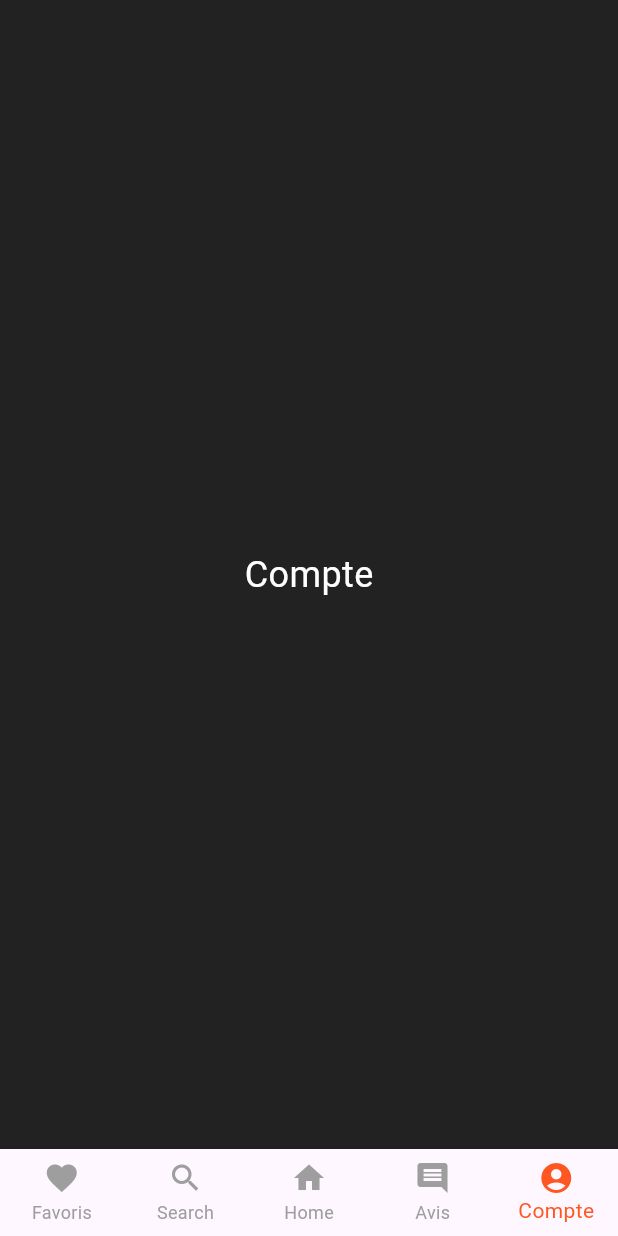
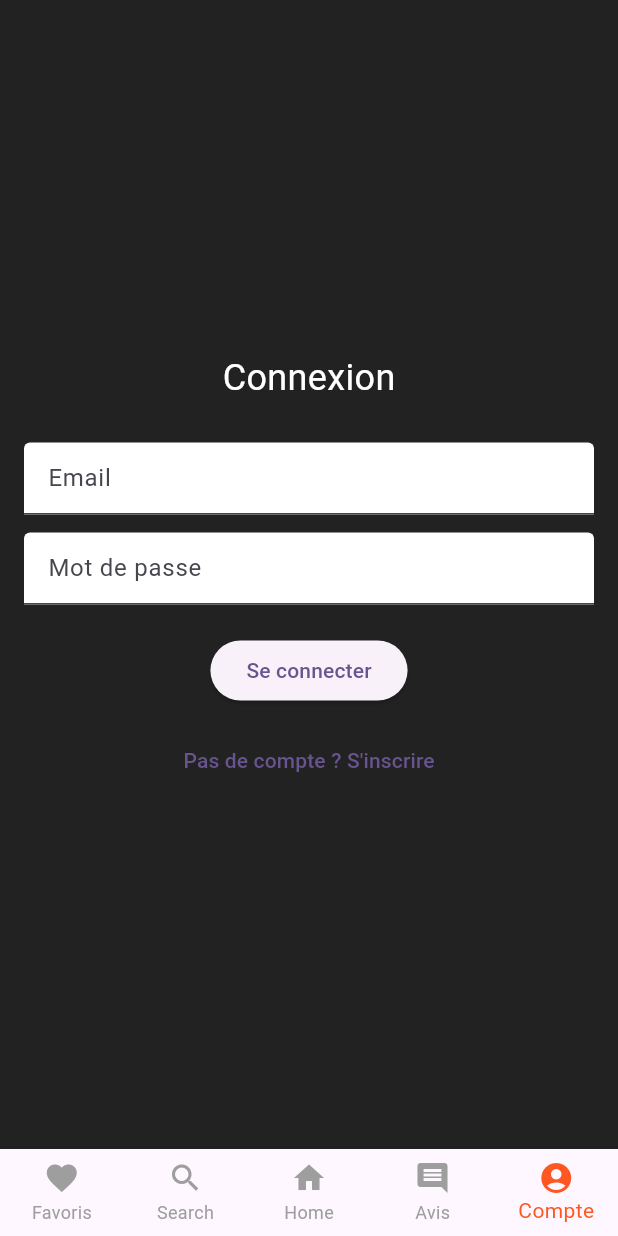
Before and after one commit to MatthiasCaroux/restaurant_mobile, a Flutter app: the screen it shows after launch, item 5 of the bottom bar chosen, on a phone screen of 412 x 824 dp. Run offline on Flutter 3.47's test engine with Material 3 defaults, Android fonts, the phone set to English and light mode, and no system bars; our stand-ins replace go_router, supabase_flutter; accounts and stored records are empty.

Commit message:
Gestion log-in / sign-in dans compte.dart

```diff
--- a/application_restaurant/lib/myrouter.dart
+++ b/application_restaurant/lib/myrouter.dart
@@ -1,7 +1,6 @@
 import 'package:go_router/go_router.dart';
 import './views/home.dart';
 import './database/db.dart';
-import './views/Register.dart';
 import './views/avis.dart';
 import './views/favoris.dart';
 import './views/compte.dart';
@@ -19,11 +18,6 @@ final router = GoRouter(
       name: "database",
       path: "/database",
       builder: (context, state) => DatabaseView(),
-    ),
-    GoRoute(
-      name: "register",
-      path: "/register",
-      builder: (context, state) => RegisterView(),
     ),
     GoRoute(
       name: "avis",
@@ -44,6 +38,6 @@ final router = GoRouter(
       name: "search",
       path: "/search",
       builder: (context, state) => SearchPage(),
-    )
+    ),
   ],
 );
--- a/application_restaurant/lib/views/compte.dart
+++ b/application_restaurant/lib/views/compte.dart
@@ -1,19 +1,165 @@
 import 'package:flutter/material.dart';
+import 'package:supabase_flutter/supabase_flutter.dart';
 import 'package:sae_mobile/views/bottom_navigation_bar.dart';
 
-class ComptePage extends StatelessWidget {
+class ComptePage extends StatefulWidget {
   const ComptePage({super.key});
 
   @override
+  State<ComptePage> createState() => _ComptePageState();
+}
+
+class _ComptePageState extends State<ComptePage> {
+  final _formKey = GlobalKey<FormState>();
+  final _emailController = TextEditingController();
+  final _passwordController = TextEditingController();
+  bool _isLoginMode = true;
+  bool _loading = false;
+  String? _error;
+
+  Future<void> _handleAuth() async {
+    if (!_formKey.currentState!.validate()) return;
+
+    setState(() {
+      _loading = true;
+      _error = null;
+    });
+
+    try {
+      if (_isLoginMode) {
+        await Supabase.instance.client.auth.signInWithPassword(
+          email: _emailController.text,
+          password: _passwordController.text,
+        );
+        if (!mounted) return;
+        ScaffoldMessenger.of(context).showSnackBar(
+          const SnackBar(content: Text("Connexion réussie !")),
+        );
+        await Future.delayed(const Duration(seconds: 1));
+        setState(() {}); // Refresh
+      } else {
+        final response = await Supabase.instance.client.auth.signUp(
+          email: _emailController.text,
+          password: _passwordController.text,
+        );
+
+        if (!mounted) return;
+        if (response.user != null) {
+          setState(() {
+        _error = "Un email de confirmation a été envoyé à votre adresse.";
+          });
+        }
+      }
+    } catch (e) {
+      setState(() => _error = "Erreur : $e");
+    } finally {
+      setState(() => _loading = false);
+    }
+  }
+
+
+  Future<void> _logout() async {
+    await Supabase.instance.client.auth.signOut();
+    setState(() {}); // Refresh page
+  }
+
+  @override
   Widget build(BuildContext context) {
+    final user = Supabase.instance.client.auth.currentUser;
+
     return Bottom_Navigation_Bar(
-      currentIndex: 4, // 4 = Compte
+      currentIndex: 4,
       child: Center(
-        child: Text(
-          'Compte',
-          style: TextStyle(fontSize: 24, color: Colors.white),
+        child: Padding(
+          padding: const EdgeInsets.all(16.0),
+          child: user == null ? _buildAuthForm() : _buildProfile(user),
         ),
       ),
     );
   }
+
+  Widget _buildAuthForm() {
+    return SingleChildScrollView(
+      child: Column(
+        children: [
+          Text(
+            _isLoginMode ? "Connexion" : "Inscription",
+            style: const TextStyle(fontSize: 24, color: Colors.white),
+          ),
+          const SizedBox(height: 16),
+          if (_error != null)
+            Text(_error!, style: const TextStyle(color: Colors.red)),
+          const SizedBox(height: 10),
+          Form(
+            key: _formKey,
+            child: Column(
+              children: [
+                TextFormField(
+                  controller: _emailController,
+                  decoration: const InputDecoration(
+                    hintText: "Email",
+                    filled: true,
+                    fillColor: Colors.white,
+                  ),
+                  validator: (value) =>
+                  value == null || value.isEmpty ? "Entrez un email" : null,
+                ),
+                const SizedBox(height: 12),
+                TextFormField(
+                  controller: _passwordController,
+                  obscureText: true,
+                  decoration: const InputDecoration(
+                    hintText: "Mot de passe",
+                    filled: true,
+                    fillColor: Colors.white,
+                  ),
+                  validator: (value) => value == null || value.length < 6
+                      ? "Minimum 6 caractères"
+                      : null,
+                ),
+                const SizedBox(height: 20),
+                ElevatedButton(
+                  onPressed: _loading ? null : _handleAuth,
+                  child: _loading
+                      ? const CircularProgressIndicator(color: Colors.white)
+                      : Text(_isLoginMode ? "Se connecter" : "S'inscrire"),
+                ),
+                const SizedBox(height: 12),
+                TextButton(
+                  onPressed: () {
+                    setState(() {
+                      _isLoginMode = !_isLoginMode;
+                      _error = null;
+                    });
+                  },
+                  child: Text(_isLoginMode
+                      ? "Pas de compte ? S'inscrire"
+                      : "Déjà un compte ? Se connecter"),
+                )
+              ],
+            ),
+          ),
+        ],
+      ),
+    );
+  }
+
+  Widget _buildProfile(User user) {
+    return Column(
+      mainAxisAlignment: MainAxisAlignment.center,
+      children: [
+        const Icon(Icons.account_circle, size: 80, color: Colors.white),
+        const SizedBox(height: 16),
+        Text("Connecté en tant que :", style: TextStyle(color: Colors.grey)),
+        const SizedBox(height: 6),
+        Text(user.email ?? "Email inconnu",
+            style: TextStyle(color: Colors.white, fontSize: 18)),
+        const SizedBox(height: 24),
+        ElevatedButton(
+          onPressed: _logout,
+          child: const Text("Se déconnecter"),
+        )
+      ],
+    );
+  }
 }
```
Also changed, not shown: application_restaurant/lib/views/home.dart (+2 -10 lines).
